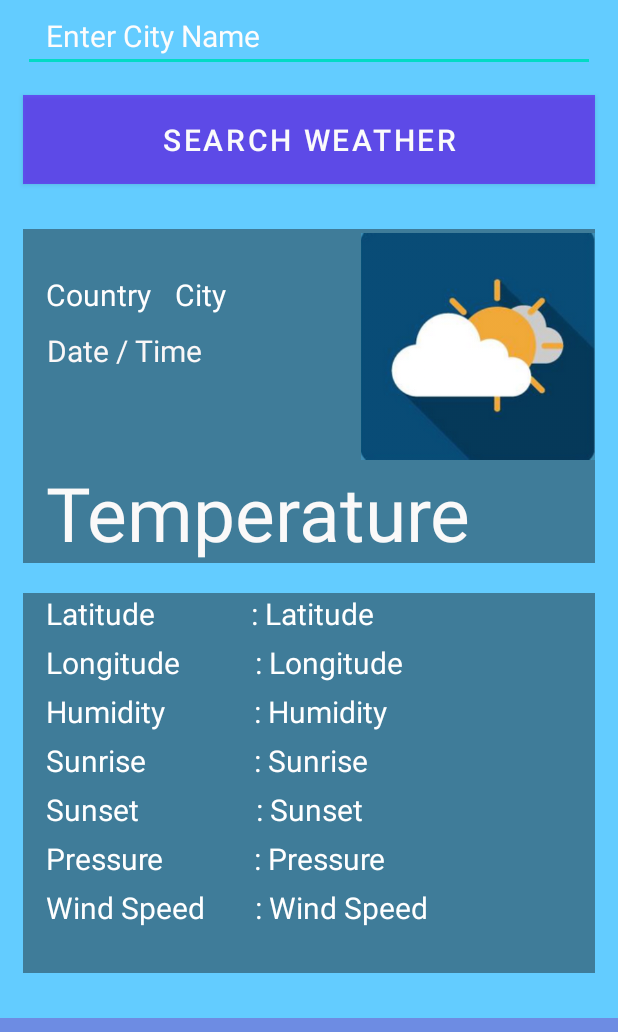
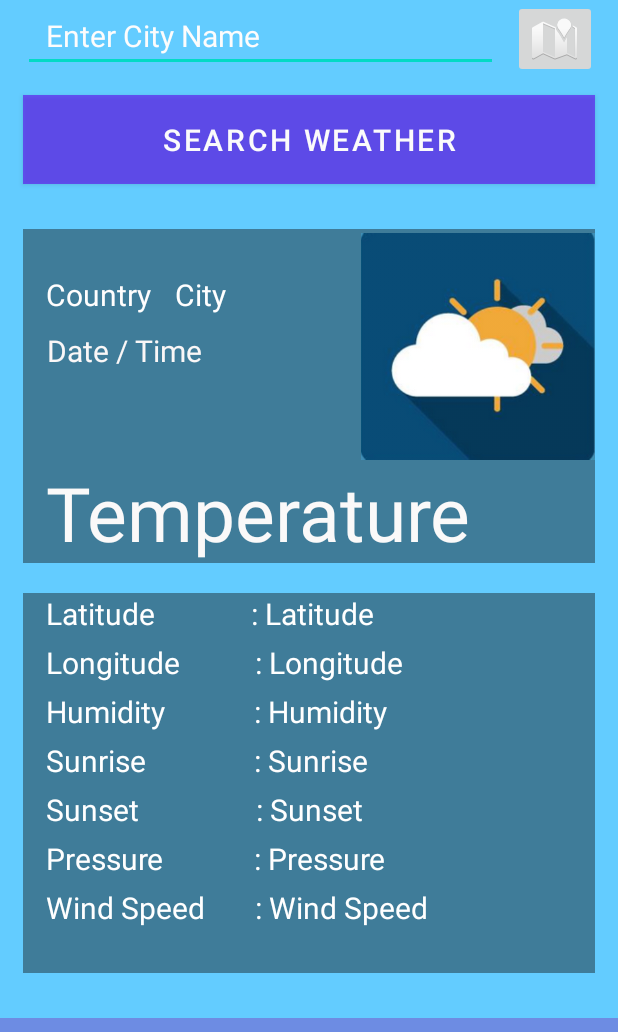
Before and after one commit to Hitchnt/It3048c, an Android app: the screen it shows after launch (MainActivity), on a phone screen of 412 x 824 dp, the part 175-1207 px from its top. Run offline under Robolectric (Android 15) with nearby library versions, the phone set to English and light mode, and no system bars.

Commit message:
add location btn

```diff
--- a/app/src/main/res/layout/main_fragment.xml
+++ b/app/src/main/res/layout/main_fragment.xml
@@ -16,7 +16,7 @@
             android:layout_width="match_parent"
             android:layout_height="wrap_content"
             android:layout_marginStart="15dp"
-            android:layout_marginEnd="15dp"
+            android:layout_marginEnd="80dp"
             android:ems="10"
             android:hint="@string/enter_city_name"
             android:inputType="textPersonName"
@@ -343,5 +343,14 @@
             app:layout_constraintStart_toStartOf="parent"
             app:layout_constraintTop_toTopOf="parent" />
 
+        <ImageButton
+            android:id="@+id/btnLocation"
+            android:layout_width="wrap_content"
+            android:layout_height="wrap_content"
+            android:layout_marginStart="10dp"
+            app:layout_constraintStart_toEndOf="@+id/enterCityname"
+            app:layout_constraintTop_toBottomOf="@+id/appTitle"
+            app:srcCompat="@android:drawable/ic_dialog_map" />
+
     </androidx.constraintlayout.widget.ConstraintLayout>
 </ScrollView>
```
